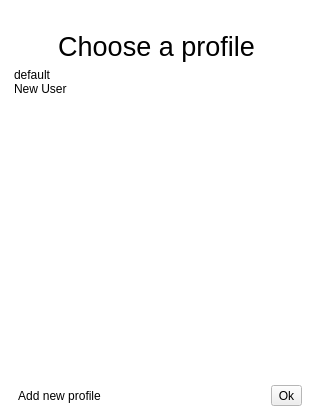
First picture: the form in src/ui/qgsuserprofileselectiondialog.ui, repository nextgis/nextgisqgis, before the edit.
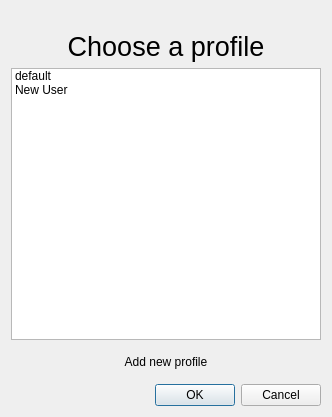
Second picture: the form after the edit. Icons and pictures are not drawn.

```diff
--- a/src/ui/qgsuserprofileselectiondialog.ui
+++ b/src/ui/qgsuserprofileselectiondialog.ui
@@ -6,80 +6,24 @@
    <rect>
     <x>0</x>
     <y>0</y>
-    <width>313</width>
+    <width>332</width>
     <height>417</height>
    </rect>
   </property>
-  <property name="palette">
-   <palette>
-    <active>
-     <colorrole role="Base">
-      <brush brushstyle="SolidPattern">
-       <color alpha="255">
-        <red>255</red>
-        <green>255</green>
-        <blue>255</blue>
-       </color>
-      </brush>
-     </colorrole>
-     <colorrole role="Window">
-      <brush brushstyle="SolidPattern">
-       <color alpha="255">
-        <red>255</red>
-        <green>255</green>
-        <blue>255</blue>
-       </color>
-      </brush>
-     </colorrole>
-    </active>
-    <inactive>
-     <colorrole role="Base">
-      <brush brushstyle="SolidPattern">
-       <color alpha="255">
-        <red>255</red>
-        <green>255</green>
-        <blue>255</blue>
-       </color>
-      </brush>
-     </colorrole>
-     <colorrole role="Window">
-      <brush brushstyle="SolidPattern">
-       <color alpha="255">
-        <red>255</red>
-        <green>255</green>
-        <blue>255</blue>
-       </color>
-      </brush>
-     </colorrole>
-    </inactive>
-    <disabled>
-     <colorrole role="Base">
-      <brush brushstyle="SolidPattern">
-       <color alpha="255">
-        <red>255</red>
-        <green>255</green>
-        <blue>255</blue>
-       </color>
-      </brush>
-     </colorrole>
-     <colorrole role="Window">
-      <brush brushstyle="SolidPattern">
-       <color alpha="255">
-        <red>255</red>
-        <green>255</green>
-        <blue>255</blue>
-       </color>
-      </brush>
-     </colorrole>
-    </disabled>
-   </palette>
-  </property>
   <property name="windowTitle">
    <string>Profiles</string>
   </property>
   <layout class="QVBoxLayout" name="verticalLayout">
    <item>
+    <layout class="QHBoxLayout">
+     <item>
     <widget class="QLabel" name="label_2">
+       <property name="maximumSize">
+       <size>
+         <width>100</width>
+         <height>100</height>
+       </size>
+       </property>
      <property name="text">
       <string/>
      </property>
@@ -93,6 +37,8 @@
       <set>Qt::AlignCenter</set>
      </property>
     </widget>
+     </item>
+    </layout>
    </item>
    <item>
     <widget class="QLabel" name="label">
@@ -111,9 +57,6 @@
    </item>
    <item>
     <widget class="QListWidget" name="mProfileListWidget">
-     <property name="frameShape">
-      <enum>QFrame::NoFrame</enum>
-     </property>
      <property name="uniformItemSizes">
       <bool>true</bool>
      </property>
@@ -138,9 +81,19 @@
     </widget>
    </item>
    <item>
-    <layout class="QHBoxLayout" name="horizontalLayout">
-     <item>
       <widget class="QToolButton" name="mAddProfileButton">
+     <property name="sizePolicy">
+      <sizepolicy hsizetype="Expanding" vsizetype="Preferred">
+       <horstretch>1</horstretch>
+       <verstretch>0</verstretch>
+      </sizepolicy>
+     </property>
+     <property name="minimumSize">
+      <size>
+       <width>40</width>
+       <height>32</height>
+      </size>
+     </property>
        <property name="text">
         <string>Add new profile</string>
        </property>
@@ -150,8 +103,8 @@
        </property>
        <property name="iconSize">
         <size>
-         <width>24</width>
-         <height>24</height>
+       <width>16</width>
+       <height>16</height>
         </size>
        </property>
        <property name="toolButtonStyle">
@@ -163,41 +116,14 @@
       </widget>
      </item>
      <item>
-      <spacer name="horizontalSpacer">
+    <widget class="QDialogButtonBox" name="buttonBox">
        <property name="orientation">
         <enum>Qt::Horizontal</enum>
        </property>
-       <property name="sizeHint" stdset="0">
-        <size>
-         <width>40</width>
-         <height>20</height>
-        </size>
-       </property>
-      </spacer>
-     </item>
-     <item>
-      <widget class="QToolButton" name="mOkButton">
-       <property name="text">
-        <string>Ok</string>
-       </property>
-       <property name="iconSize">
-        <size>
-         <width>24</width>
-         <height>24</height>
-        </size>
-       </property>
-       <property name="shortcut">
-        <string>Return</string>
-       </property>
-       <property name="toolButtonStyle">
-        <enum>Qt::ToolButtonTextBesideIcon</enum>
-       </property>
-       <property name="autoRaise">
-        <bool>false</bool>
-       </property>
-      </widget>
-     </item>
-    </layout>
+     <property name="standardButtons">
+      <set>QDialogButtonBox::Cancel|QDialogButtonBox::Ok</set>
+     </property>
+    </widget>
    </item>
   </layout>
  </widget>
```
Left out of the diff: 32 changed lines with no effect on the pictures. Lines whose indentation alone changed are shown as unchanged.
